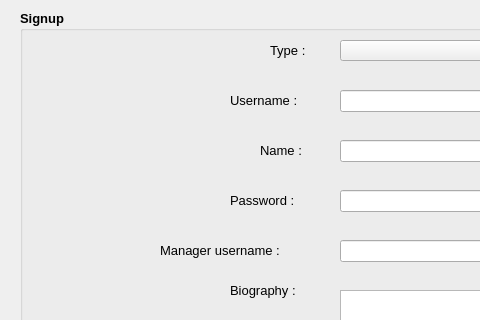
The window that signup.ui (Hossein-Fazel/UI-final-project) describes before a commit, drawn with Qt 5; both pictures show x 0 to 480 and y 0 to 320 of the 868 by 718 pixel window.
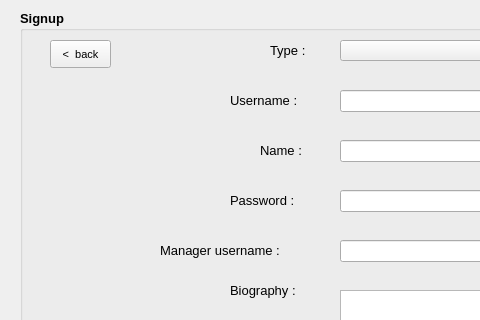
The same window after the commit.

```diff
--- a/signup.ui
+++ b/signup.ui
@@ -507,6 +507,26 @@
       </property>
      </item>
     </widget>
+    <widget class="QPushButton" name="btn_back">
+     <property name="geometry">
+      <rect>
+       <x>30</x>
+       <y>30</y>
+       <width>61</width>
+       <height>28</height>
+      </rect>
+     </property>
+     <property name="font">
+      <font>
+       <pointsize>8</pointsize>
+       <weight>50</weight>
+       <bold>false</bold>
+      </font>
+     </property>
+     <property name="text">
+      <string>&lt;  back</string>
+     </property>
+    </widget>
    </widget>
    <widget class="QLabel" name="label_2">
     <property name="geometry">
```
